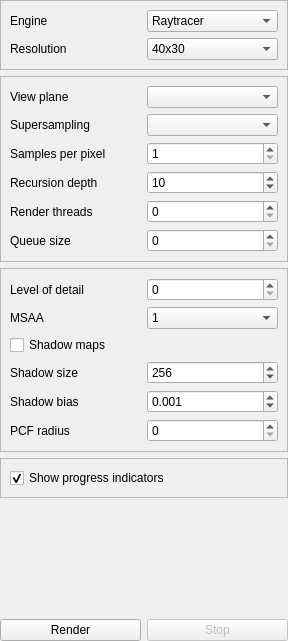
The window that src/widgets/world/RenderSettingsWidget.ui (tkadauke/raytracer) describes before a commit, drawn with Qt 5.
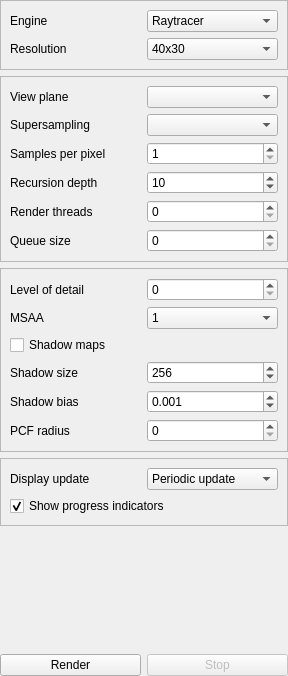
The same window after the commit.

What changed in the file:
```diff
--- a/src/widgets/world/RenderSettingsWidget.ui
+++ b/src/widgets/world/RenderSettingsWidget.ui
@@ -7,7 +7,7 @@
     <x>0</x>
     <y>0</y>
     <width>288</width>
-    <height>641</height>
+    <height>676</height>
    </rect>
   </property>
   <property name="sizePolicy">
@@ -477,6 +477,35 @@
      </property>
      <layout class="QGridLayout" name="gridLayout_3">
       <item row="0" column="0">
+       <widget class="QLabel" name="label_displayUpdateMode">
+        <property name="text">
+         <string>Display update</string>
+        </property>
+       </widget>
+      </item>
+      <item row="0" column="1">
+       <widget class="QComboBox" name="displayUpdateMode">
+        <property name="toolTip">
+         <string>How in-flight render pixels are published to the display.</string>
+        </property>
+        <item>
+         <property name="text">
+          <string>Periodic update</string>
+         </property>
+        </item>
+        <item>
+         <property name="text">
+          <string>Completed tiles</string>
+         </property>
+        </item>
+        <item>
+         <property name="text">
+          <string>Double buffer</string>
+         </property>
+        </item>
+       </widget>
+      </item>
+      <item row="1" column="0" colspan="2">
        <widget class="QCheckBox" name="showProgressIndicators">
         <property name="text">
          <string>Show progress indicators</string>
```
Left out of the diff: 3 changed lines with no effect on the pictures.
